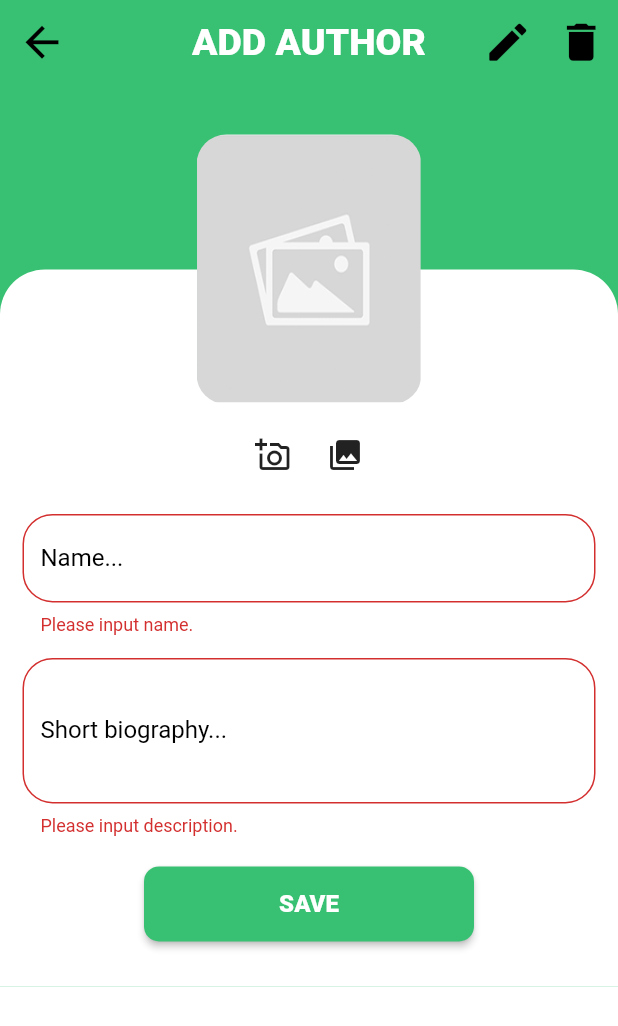
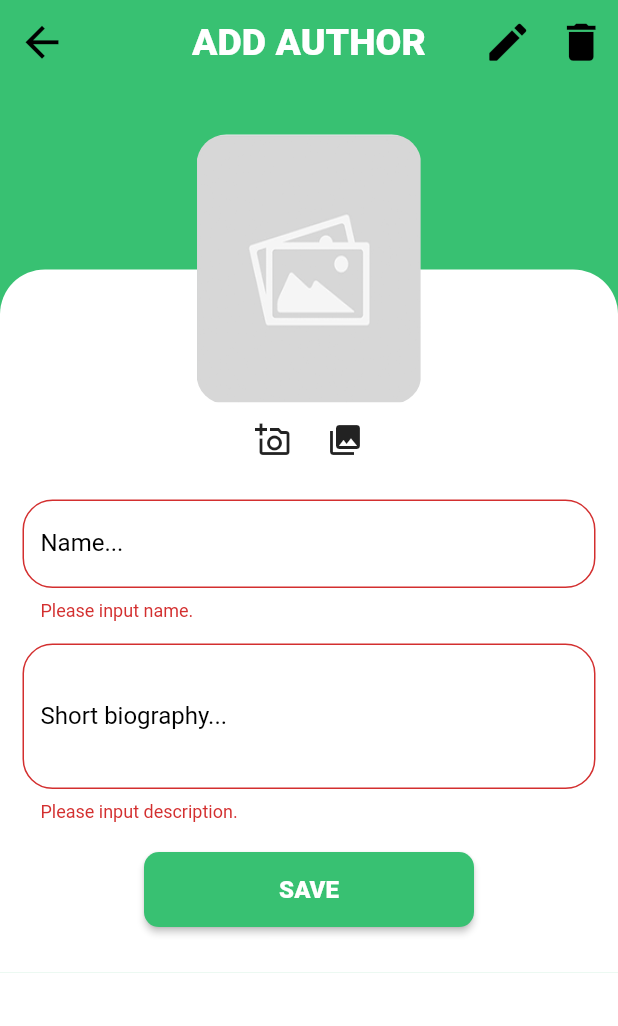
Before and after one commit to Chhay67/Library_Final_Project, a Flutter app: the AddEditAuthorScreen screen opened directly, after a tap on "SAVE", after a tap on the "add a photo" icon, on a phone screen of 412 x 824 dp. Shown: the top 1026 px of the screen. Run offline on Flutter 3.47's test engine with Material 2 defaults, Android fonts, the phone set to English and light mode, and no system bars; our stand-ins replace connectivity_plus, flutter_rating_bar, image_picker; network calls fail.

Commit message:
separated imagePicker to new file

```diff
--- a/lib/main.dart
+++ b/lib/main.dart
@@ -2,6 +2,7 @@ import 'package:flutter/material.dart';
 import 'package:library_final_project/data/network/network_service.dart';
 import 'package:library_final_project/view_models/author_view_model.dart';
 import 'package:library_final_project/view_models/book_view_model.dart';
+import 'package:library_final_project/view_models/image_view_model.dart';
 import 'package:library_final_project/views/home_screen/home_screen.dart';
 import 'package:provider/provider.dart';
 void main() {
@@ -18,6 +19,7 @@ class MyApp extends StatelessWidget {
         providers:[
           ChangeNotifierProvider(create: (_) => BookViewModel()),
           ChangeNotifierProvider(create: (_) => AuthorViewModel()),
+          ChangeNotifierProvider(create: (_) => ImageViewModel()),
           StreamProvider(create: (context) => NetworkService().controller.stream, initialData: NetworkStatus.online)
         ],
       child: MaterialApp(
--- /dev/null
+++ b/lib/repository/image_repository.dart
@@ -0,0 +1,17 @@
+import '../data/network/network_api_service.dart';
+import '../models/image_response.dart';
+import '../res/app_url.dart';
+
+class ImageRepository{
+  final NetworkApiService _apiService = NetworkApiService();
+
+  Future<ImageModel> uploadImage(file)async{
+    try{
+      var response = await _apiService.uploadImage(AppUrl.uploadImage, file);
+      return response = ImageModel.fromJson(response);
+    }catch(e){
+      rethrow;
+    }
+  }
+
+}
--- /dev/null
+++ b/lib/view_models/image_view_model.dart
@@ -0,0 +1,24 @@
+import 'package:flutter/material.dart';
+import '../data/response/api_response.dart';
+import '../models/image_response.dart';
+import '../repository/image_repository.dart';
+
+class ImageViewModel extends ChangeNotifier{
+  final _imageRepository = ImageRepository();
+
+  ApiResponse<ImageModel> imageResponse = ApiResponse.loading();
+
+  setImageResponse(ApiResponse<ImageModel> response){
+    imageResponse = response;
+    print('imageViewModel $imageResponse');
+    notifyListeners();
+  }
+  Future<dynamic> uploadImage(file) async{
+    await _imageRepository.uploadImage(file).then((value) {
+      print('imageViewModel1 $value');
+      setImageResponse(ApiResponse.complete(value));
+    }).onError((error, stackTrace) {
+      setImageResponse(ApiResponse.error(error.toString()));
+    });
+  }
+}
--- a/lib/views/add_edit_author_screen/add_edit_author_screen.dart
+++ b/lib/views/add_edit_author_screen/add_edit_author_screen.dart
@@ -1,6 +1,7 @@
 import 'dart:io';
 import 'package:flutter/material.dart';
-import 'package:image_picker/image_picker.dart';
+
+import 'package:library_final_project/views/image_picker/pick_image.dart';
 import 'package:provider/provider.dart';
 import '../../data/response/status.dart';
 import '../../models/author.dart';
@@ -22,7 +23,7 @@ class _AddEditAuthorScreenState extends State<AddEditAuthorScreen> {
   final GlobalKey<FormState> _formKey = GlobalKey();
   File? imageFile;
   AuthorViewModel authorViewModel = AuthorViewModel();
-  int? imageId;
+  int? _imageId;
   int? isHadImage;
   final _nameFocusNode = FocusNode();
   final _descriptionFocusNode = FocusNode();
@@ -54,15 +55,9 @@ class _AddEditAuthorScreenState extends State<AddEditAuthorScreen> {
     _shotBioController.dispose();
     super.dispose();
   }
-  _getImageFromGalleryOrCamera(String type) async {
-    XFile? pickedFile = await ImagePicker().pickImage(
-        source: type == 'camera' ? ImageSource.camera : ImageSource.gallery,
-        maxHeight: 1280,
-        maxWidth: 960);
-    if (pickedFile != null) {
-      imageFile = File(pickedFile.path);
-      authorViewModel.uploadImage(imageFile);
-    }
+
+  void _selectImageId (int? imageId){
+    _imageId = imageId;
   }
 
   Future<void> _saveForm()async{
@@ -81,16 +76,16 @@ class _AddEditAuthorScreenState extends State<AddEditAuthorScreen> {
     if(_isEditing == false)
     {
       print('post');
-      print('image id$imageId');
-      await authorViewModel.postAuthor(data, imageId);
+      print('image id$_imageId');
+      await authorViewModel.postAuthor(data, _imageId);
     }else {
       if(_isDeleting == false ) {
         print('put');
-        if (imageId == null && isHadImage != null) {
-          imageId = isHadImage;
+        if (_imageId == null && isHadImage != null) {
+          _imageId = isHadImage;
         }
-        print('image id $imageId');
-        await authorViewModel.putAuthor(data, _authorId, imageId);
+        print('image id $_imageId');
+        await authorViewModel.putAuthor(data, _authorId, _imageId);
       }else{
         print('delete');
         print('$_authorId');
@@ -153,23 +148,7 @@ class _AddEditAuthorScreenState extends State<AddEditAuthorScreen> {
                       margin: EdgeInsets.only(top: coverHeight),
                       child: Column(
                         children: [
-                          SizedBox(height: imageHeight / 1.8),
-                          Row(
-                            mainAxisAlignment: MainAxisAlignment.center,
-                            children: [
-                              IconButton(
-                                  onPressed: () {
-                                    _getImageFromGalleryOrCamera('camera');
-                                  },
-                                  icon:
-                                  const Icon(Icons.add_a_photo_outlined)),
-                              IconButton(
-                                  onPressed: () {
-                                    _getImageFromGalleryOrCamera('gallery');
-                                  },
-                                  icon: const Icon(Icons.photo_library)),
-                            ],
-                          ),
+                          SizedBox(height: imageHeight / 1.3),
                           if(_isEditing == true || _isDeleting == true)
                             Container(
                               margin: const EdgeInsets.only(
@@ -228,7 +207,7 @@ class _AddEditAuthorScreenState extends State<AddEditAuthorScreen> {
                                                   _authorId = authorViewModel.authorList.data?.data?[index].id;
                                                   _authorName = authorViewModel.authorList.data?.data?[index].attributes?.name;
                                                   isHadImage =  authorViewModel.authorList.data?.data?[index].attributes?.photo?.data?.id;
-                                                  print('ss $imageId');
+                                                  print('ss $_imageId');
                                                   _nameController = TextEditingController(text: _authorName);
                                                   _shotBioController = TextEditingController( text: authorViewModel.authorList.data?.data?[index].attributes?.shortBiography);
                                                   _expanded = !_expanded;
@@ -240,7 +219,6 @@ class _AddEditAuthorScreenState extends State<AddEditAuthorScreen> {
                                 ],
                               ),
                             ),
-
                           Padding(
                             padding: const EdgeInsets.all(15.0),
                             child: Form(
@@ -345,36 +323,7 @@ class _AddEditAuthorScreenState extends State<AddEditAuthorScreen> {
                     ),
                     Positioned(
                       top:  coverHeight - imageHeight / 2,
-                      child: Container(
-                        width: 150,
-                        height: 180,
-                        decoration: BoxDecoration(
-                            borderRadius: BorderRadius.circular(20)),
-                        child:  Consumer<AuthorViewModel>(
-                          builder: (context,value,_){
-                            imageId = value.imageResponse.data?.id;
-                            print('image id$imageId');
-                            return imageFile != null
-                                ? ClipRRect(
-                                borderRadius: BorderRadius.circular(20.0),
-                                child: Image.file(
-                                  imageFile!,
-                                  width: 150,
-                                  height: 198,
-                                  fit: BoxFit.cover,
-                                ))
-                                : ClipRRect(
-                              borderRadius: BorderRadius.circular(20.0),
-                              child: Image.asset(
-                                'assets/img/image-placeholder.png',
-                                fit: BoxFit.fill,
-                                width: 150,
-                                height: 198,
-                              ),
-                            );
-                          },
-                        )
-                      ),
+                      child: PickImage(_selectImageId),
                     ),
                   ],
                 ),
--- a/lib/views/home_screen/home_screen.dart
+++ b/lib/views/home_screen/home_screen.dart
@@ -82,7 +82,7 @@ class _HomeScreenState extends State<HomeScreen> {
                           ElevatedButton(
                               onPressed: () {
                                 Navigator.of(context).push(MaterialPageRoute(
-                                    builder: (context) => AddEdit(Random().nextInt(10000), null, null, Option.ADDBOOK, 'ADD BOOK')));
+                                    builder: (context) => AddEditBookScreen(Random().nextInt(10000), null, null, Option.ADDBOOK, 'ADD BOOK')));
 
                               },
                               style: ElevatedButton.styleFrom(
@@ -123,7 +123,7 @@ class _HomeScreenState extends State<HomeScreen> {
                   duration: Duration(seconds: 2)));
               } else {
                 Navigator.of(context).push(MaterialPageRoute(
-                    builder: (context) => AddEdit(bookId, bookCode, editData,Option.EDITBOOK, 'EDIT BOOK')));
+                    builder: (context) => AddEditBookScreen(bookId, bookCode, editData,Option.EDITBOOK, 'EDIT BOOK')));
               }
             },
             icon: const Icon(Icons.edit_rounded)),
--- /dev/null
+++ b/lib/views/image_picker/pick_image.dart
@@ -0,0 +1,96 @@
+
+import 'dart:io';
+import 'package:flutter/material.dart';
+import 'package:image_picker/image_picker.dart';
+import 'package:library_final_project/view_models/image_view_model.dart';
+import 'package:provider/provider.dart';
+
+
+class PickImage extends StatefulWidget {
+  final Function imageId;
+  PickImage(this.imageId);
+
+  @override
+  State<PickImage> createState() => _PickImageState();
+}
+
+class _PickImageState extends State<PickImage> {
+  ImageViewModel imageViewModel = ImageViewModel();
+
+  File? imageFile;
+  int? _imageId;
+
+  _getImageFromGalleryOrCamera(String type) async {
+    XFile? pickedFile = await ImagePicker().pickImage(
+        source: type == 'camera' ? ImageSource.camera : ImageSource.gallery,
+        maxHeight: 500,
+        maxWidth: 500);
+    if (pickedFile != null) {
+      setState(() {
+        imageFile = File(pickedFile.path);
+      });
+      await imageViewModel.uploadImage(imageFile);
+    }
+  }
+
+
+  @override
+  Widget build(BuildContext context) {
+    return ChangeNotifierProvider<ImageViewModel>(
+      create: (BuildContext context) => imageViewModel,
+      child: Column(
+        children: [
+          Container(
+              width: 150,
+              height: 180,
+              decoration: BoxDecoration(
+                  borderRadius: BorderRadius.circular(20)),
+              child: Consumer<ImageViewModel>(
+                builder: (context, value, _) {
+                  print('image ${value.imageResponse.status}');
+                  print('image ${value.imageResponse.message}');
+                  _imageId = value.imageResponse.data?.id;
+                  widget.imageId(_imageId);
+                  print(' image Id: $_imageId');
+                  return imageFile != null
+                      ? ClipRRect(
+                      borderRadius: BorderRadius.circular(20.0),
+                      child: Image.file(
+                        imageFile!,
+                        width: 150,
+                        height: 198,
+                        fit: BoxFit.cover,
+                      ))
+                      : ClipRRect(
+                    borderRadius: BorderRadius.circular(20.0),
+                    child: Image.asset(
+                      'assets/img/image-placeholder.png',
+                      fit: BoxFit.fill,
+                      width: 150,
+                      height: 198,
+                    ),
+                  );
+                },
+              )),
+          Row(
+            mainAxisAlignment: MainAxisAlignment.center,
+            children: [
+              IconButton(
+                  onPressed: () {
+                    _getImageFromGalleryOrCamera('camera');
+                  },
+                  icon: const Icon(Icons.add_a_photo_outlined)),
+              IconButton(
+                  onPressed: () {
+                    _getImageFromGalleryOrCamera('gallery');
+                  },
+                  icon: const Icon(Icons.photo_library)),
+            ],
+          ),
+        ],
+      ),
+    );
+  }
+
+
+}
```
Also changed, not shown: lib/repository/author_repository.dart (+1 -10 lines), lib/repository/book_repository.dart (+1 -11 lines), lib/view_models/author_view_model.dart (+0 -12 lines), lib/view_models/book_view_model.dart (+0 -15 lines), lib/views/add_edit_book_screen/add_edit_book_screen.dart (+23 -78 lines), pubspec.lock.
